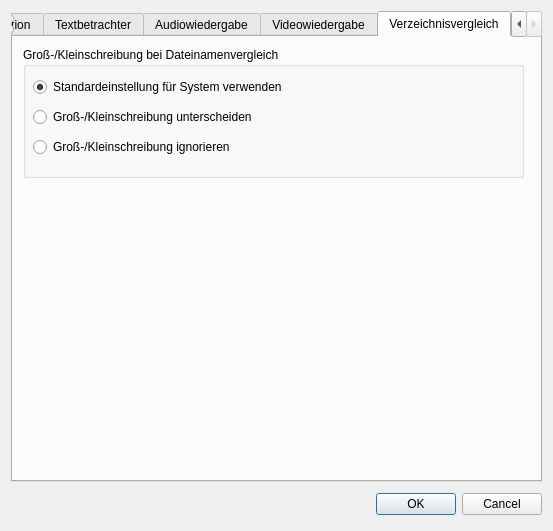
First picture: the form in settingsdialog.ui, repository striezel/qt-commander, before the edit.
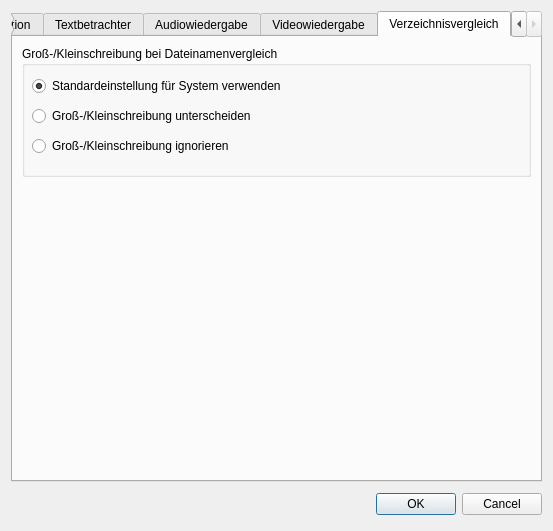
Second picture: the form after the edit. The open tabs and pages were chosen to show the change. Icons and pictures are not drawn.

Commit message: add layout to last tab page of settings dialog

Diff of the .ui file:
```diff
--- a/settingsdialog.ui
+++ b/settingsdialog.ui
@@ -836,15 +836,9 @@
       <attribute name="title">
        <string>Verzeichnisvergleich</string>
       </attribute>
+      <layout class="QGridLayout" name="gridLayoutTabDirectoryCompare">
+       <item row="0" column="0">
       <widget class="QGroupBox" name="groupBoxCaseSensitivity">
-       <property name="geometry">
-        <rect>
-         <x>10</x>
-         <y>10</y>
-         <width>501</width>
-         <height>131</height>
-        </rect>
-       </property>
        <property name="minimumSize">
         <size>
          <width>501</width>
@@ -915,6 +909,21 @@
         </property>
        </widget>
       </widget>
+       </item>
+       <item row="1" column="0">
+        <spacer name="verticalSpacerTabDirectoryCompare">
+         <property name="orientation">
+          <enum>Qt::Vertical</enum>
+         </property>
+         <property name="sizeHint" stdset="0">
+          <size>
+           <width>20</width>
+           <height>40</height>
+          </size>
+         </property>
+        </spacer>
+       </item>
+      </layout>
      </widget>
     </widget>
    </item>
```
Lines whose indentation alone changed are shown as unchanged.
